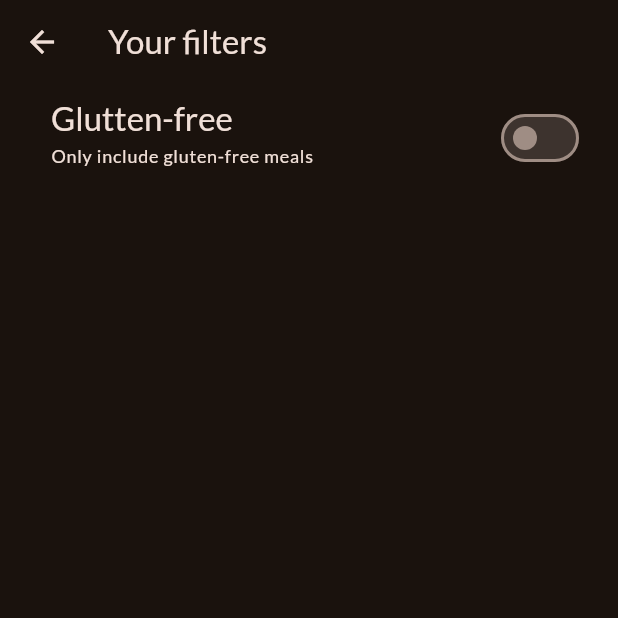
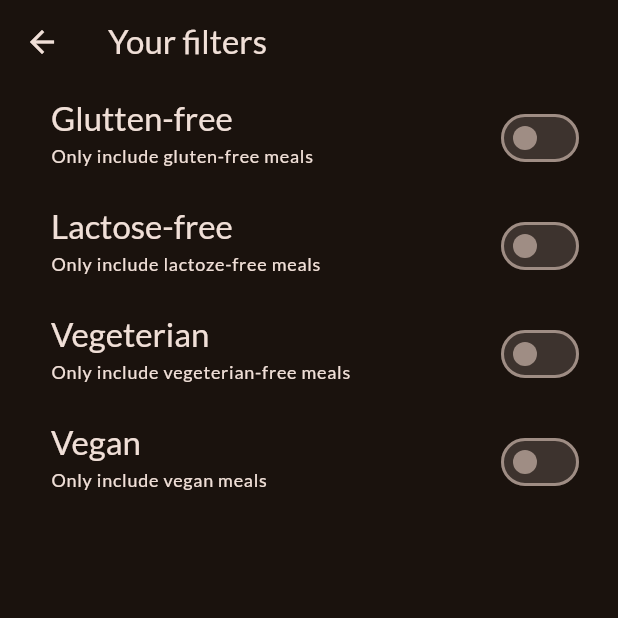
Before and after one commit to NadyaShevtsova/flutter_meals, a Flutter app: the FiltersScreen screen opened directly, on a phone screen of 412 x 824 dp, the top half of it. Run offline on Flutter 3.47's test engine with Material 2 defaults, Android fonts, the phone set to English and light mode, and no system bars; our stand-ins replace google_fonts, transparent_image.

Commit message:
Stop 171. Adding More Filter Options

```diff
--- a/lib/screens/filters.dart
+++ b/lib/screens/filters.dart
@@ -14,6 +14,10 @@ class FiltersScreen extends StatefulWidget {
 
 class _FiltersScreenState extends State<FiltersScreen> {
   var _glutenFreeFilterSet = false;
+  var _lactoseFreeFilterSet = false;
+  var _vegeterianFreeFilterSet = false;
+  var _veganFreeFilterSet = false;
+
 
   @override
   Widget build(BuildContext context) {
@@ -60,6 +64,81 @@ class _FiltersScreenState extends State<FiltersScreen> {
               right: 22,
             ),
           ),
+          SwitchListTile(
+            value: _lactoseFreeFilterSet,
+            onChanged: (isChecked) {
+              setState(() {
+                _lactoseFreeFilterSet = isChecked;
+              });
+            },
+            title: Text(
+              'Lactose-free',
+              style: Theme.of(context).textTheme.titleLarge!.copyWith(
+                    color: Theme.of(context).colorScheme.onBackground,
+                  ),
+            ),
+            subtitle: Text(
+              'Only include lactoze-free meals',
+              style: Theme.of(context).textTheme.labelMedium!.copyWith(
+                    color: Theme.of(context).colorScheme.onBackground,
+                  ),
+            ),
+            activeColor: Theme.of(context).colorScheme.tertiary,
+            contentPadding: const EdgeInsets.only(
+              left: 34,
+              right: 22,
+            ),
+          ),
+          SwitchListTile(
+            value: _vegeterianFreeFilterSet,
+            onChanged: (isChecked) {
+              setState(() {
+                _vegeterianFreeFilterSet = isChecked;
+              });
+            },
+            title: Text(
+              'Vegeterian',
+              style: Theme.of(context).textTheme.titleLarge!.copyWith(
+                    color: Theme.of(context).colorScheme.onBackground,
+                  ),
+            ),
+            subtitle: Text(
+              'Only include vegeterian-free meals',
+              style: Theme.of(context).textTheme.labelMedium!.copyWith(
+                    color: Theme.of(context).colorScheme.onBackground,
+                  ),
+            ),
+            activeColor: Theme.of(context).colorScheme.tertiary,
+            contentPadding: const EdgeInsets.only(
+              left: 34,
+              right: 22,
+            ),
+          ),
+          SwitchListTile(
+            value: _veganFreeFilterSet,
+            onChanged: (isChecked) {
+              setState(() {
+                _veganFreeFilterSet = isChecked;
+              });
+            },
+            title: Text(
+              'Vegan',
+              style: Theme.of(context).textTheme.titleLarge!.copyWith(
+                    color: Theme.of(context).colorScheme.onBackground,
+                  ),
+            ),
+            subtitle: Text(
+              'Only include vegan meals',
+              style: Theme.of(context).textTheme.labelMedium!.copyWith(
+                    color: Theme.of(context).colorScheme.onBackground,
+                  ),
+            ),
+            activeColor: Theme.of(context).colorScheme.tertiary,
+            contentPadding: const EdgeInsets.only(
+              left: 34,
+              right: 22,
+            ),
+          ),
         ],
       ),
     );
```
